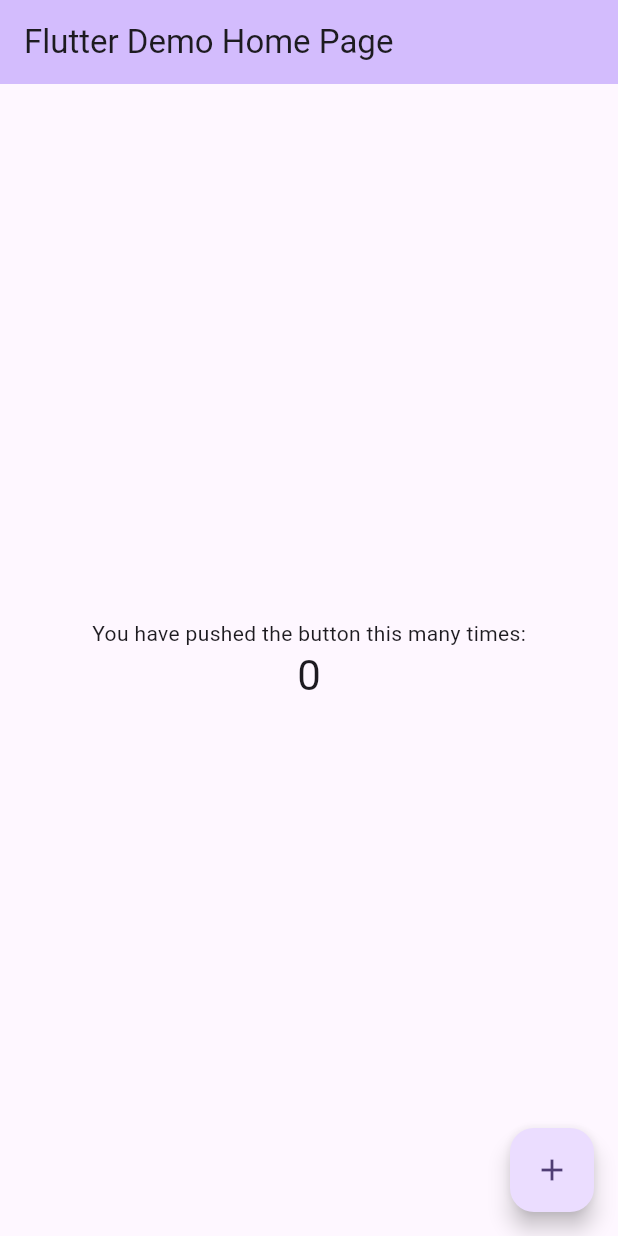
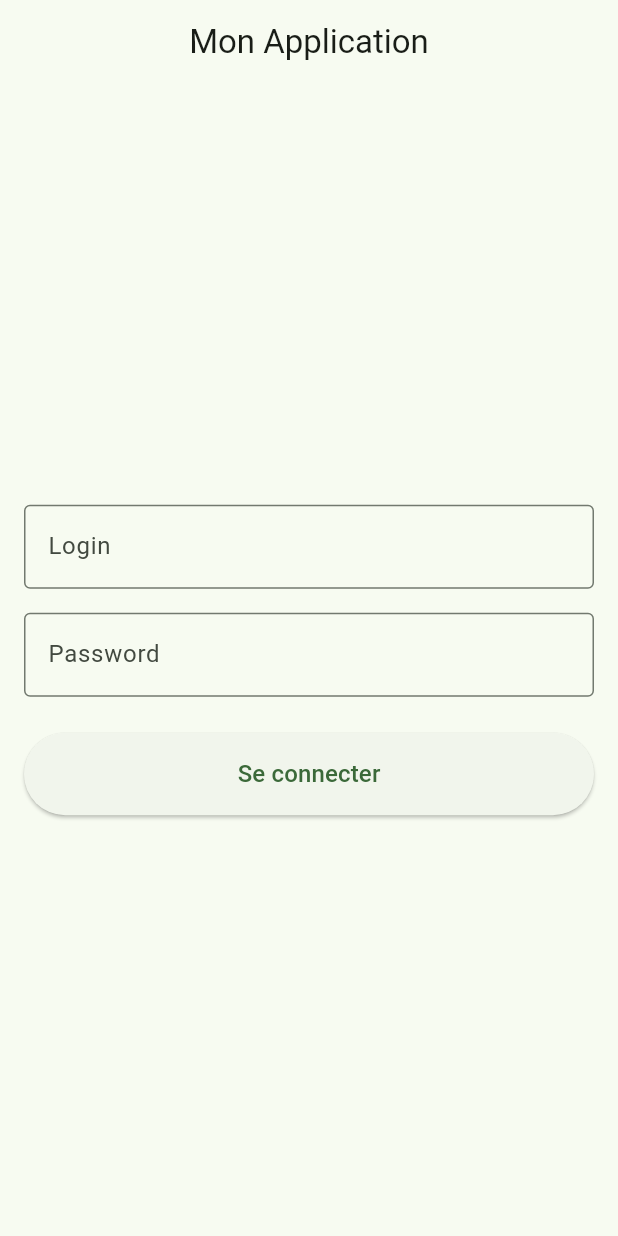
Before and after one commit to Amyine42/Vetement_IA, a Flutter app: the screen it shows after launch, on a phone screen of 412 x 824 dp. Run offline on Flutter 3.47's test engine with Material 3 defaults, Android fonts, the phone set to English and light mode, and no system bars; our stand-ins replace firebase_auth, firebase_core; accounts and stored records are empty.

Commit message:
création page login

```diff
--- a/lib/main.dart
+++ b/lib/main.dart
@@ -1,125 +1,32 @@
+import 'screens/home_page.dart';
+import 'package:firebase_core/firebase_core.dart';
 import 'package:flutter/material.dart';
+import 'screens/login_page.dart';
+import 'firebase_options.dart';
 
-void main() {
+void main() async{
+  WidgetsFlutterBinding.ensureInitialized();
+  await Firebase.initializeApp(options: DefaultFirebaseOptions.currentPlatform,);
   runApp(const MyApp());
 }
 
 class MyApp extends StatelessWidget {
   const MyApp({super.key});
 
-  // This widget is the root of your application.
   @override
   Widget build(BuildContext context) {
     return MaterialApp(
-      title: 'Flutter Demo',
+      debugShowCheckedModeBanner: false,
+      title: 'Vetement IA',
       theme: ThemeData(
-        // This is the theme of your application.
-        //
-        // TRY THIS: Try running your application with "flutter run". You'll see
-        // the application has a purple toolbar. Then, without quitting the app,
-        // try changing the seedColor in the colorScheme below to Colors.green
-        // and then invoke "hot reload" (save your changes or press the "hot
-        // reload" button in a Flutter-supported IDE, or press "r" if you used
-        // the command line to start the app).
-        //
-        // Notice that the counter didn't reset back to zero; the application
-        // state is not lost during the reload. To reset the state, use hot
-        // restart instead.
-        //
-        // This works for code too, not just values: Most code changes can be
-        // tested with just a hot reload.
-        colorScheme: ColorScheme.fromSeed(seedColor: Colors.deepPurple),
+        colorScheme: ColorScheme.fromSeed(seedColor: Colors.green),
         useMaterial3: true,
       ),
-      home: const MyHomePage(title: 'Flutter Demo Home Page'),
+      routes: {
+        '/login': (context) =>  const LoginPage(),
+        '/home': (context) => const HomePage(), //const HomePage()
+      },
+      initialRoute: '/login',
     );
   }
 }
-
-class MyHomePage extends StatefulWidget {
-  const MyHomePage({super.key, required this.title});
-
-  // This widget is the home page of your application. It is stateful, meaning
-  // that it has a State object (defined below) that contains fields that affect
-  // how it looks.
-
-  // This class is the configuration for the state. It holds the values (in this
-  // case the title) provided by the parent (in this case the App widget) and
-  // used by the build method of the State. Fields in a Widget subclass are
-  // always marked "final".
-
-  final String title;
-
-  @override
-  State<MyHomePage> createState() => _MyHomePageState();
-}
-
-class _MyHomePageState extends State<MyHomePage> {
-  int _counter = 0;
-
-  void _incrementCounter() {
-    setState(() {
-      // This call to setState tells the Flutter framework that something has
-      // changed in this State, which causes it to rerun the build method below
-      // so that the display can reflect the updated values. If we changed
-      // _counter without calling setState(), then the build method would not be
-      // called again, and so nothing would appear to happen.
-      _counter++;
-    });
-  }
-
-  @override
-  Widget build(BuildContext context) {
-    // This method is rerun every time setState is called, for instance as done
-    // by the _incrementCounter method above.
-    //
-    // The Flutter framework has been optimized to make rerunning build methods
-    // fast, so that you can just rebuild anything that needs updating rather
-    // than having to individually change instances of widgets.
-    return Scaffold(
-      appBar: AppBar(
-        // TRY THIS: Try changing the color here to a specific color (to
-        // Colors.amber, perhaps?) and trigger a hot reload to see the AppBar
-        // change color while the other colors stay the same.
-        backgroundColor: Theme.of(context).colorScheme.inversePrimary,
-        // Here we take the value from the MyHomePage object that was created by
-        // the App.build method, and use it to set our appbar title.
-        title: Text(widget.title),
-      ),
-      body: Center(
-        // Center is a layout widget. It takes a single child and positions it
-        // in the middle of the parent.
-        child: Column(
-          // Column is also a layout widget. It takes a list of children and
-          // arranges them vertically. By default, it sizes itself to fit its
-          // children horizontally, and tries to be as tall as its parent.
-          //
-          // Column has various properties to control how it sizes itself and
-          // how it positions its children. Here we use mainAxisAlignment to
-          // center the children vertically; the main axis here is the vertical
-          // axis because Columns are vertical (the cross axis would be
-          // horizontal).
-          //
-          // TRY THIS: Invoke "debug painting" (choose the "Toggle Debug Paint"
-          // action in the IDE, or press "p" in the console), to see the
-          // wireframe for each widget.
-          mainAxisAlignment: MainAxisAlignment.center,
-          children: <Widget>[
-            const Text(
-              'You have pushed the button this many times:',
-            ),
-            Text(
-              '$_counter',
-              style: Theme.of(context).textTheme.headlineMedium,
-            ),
-          ],
-        ),
-      ),
-      floatingActionButton: FloatingActionButton(
-        onPressed: _incrementCounter,
-        tooltip: 'Increment',
-        child: const Icon(Icons.add),
-      ), // This trailing comma makes auto-formatting nicer for build methods.
-    );
-  }
-}
--- /dev/null
+++ b/lib/screens/login_page.dart
@@ -0,0 +1,114 @@
+import 'package:flutter/material.dart';
+
+class LoginPage extends StatefulWidget {
+  const LoginPage({Key? key}) : super(key: key);
+
+  @override
+  _LoginPageState createState() => _LoginPageState();
+}
+
+class _LoginPageState extends State<LoginPage> {
+  final _loginController = TextEditingController();
+  final _passwordController = TextEditingController();
+
+  void _handleLogin() async {
+    final login = _loginController.text;
+    final password = _passwordController.text;
+
+    // Simulation d'une vérification en base
+    try {
+      bool userExists = await checkUserInDatabase(login, password);
+
+      if (userExists) {
+        // Navigation vers la page suivante
+        Navigator.pushReplacement(
+          context,
+          MaterialPageRoute(builder: (context) => const NextPage()),
+        );
+      } else {
+        // Log dans la console si l'utilisateur n'existe pas
+        print('Utilisateur non trouvé: $login');
+      }
+    } catch (e) {
+      print('Erreur lors de la vérification: $e');
+    }
+  }
+
+  // Simulation de vérification en base de données
+  Future<bool> checkUserInDatabase(String login, String password) async {
+    // TODO: Implémenter la vraie vérification en base
+    await Future.delayed(const Duration(seconds: 1)); // Simulation de délai réseau
+    return login == "test" && password == "test";
+  }
+
+  @override
+  void dispose() {
+    _loginController.dispose();
+    _passwordController.dispose();
+    super.dispose();
+  }
+
+  @override
+  Widget build(BuildContext context) {
+    return Scaffold(
+      appBar: AppBar(
+        title: const Text('Mon Application'), // Critère #1: headerBar avec nom
+        centerTitle: true,
+      ),
+      body: Padding(
+        padding: const EdgeInsets.all(16.0),
+        child: Column(
+          mainAxisAlignment: MainAxisAlignment.center,
+          crossAxisAlignment: CrossAxisAlignment.stretch,
+          children: [
+            // Critère #2: Champ Login
+            TextField(
+              controller: _loginController,
+              decoration: const InputDecoration(
+                labelText: 'Login',
+                border: OutlineInputBorder(),
+              ),
+            ),
+            const SizedBox(height: 16),
+
+            // Critère #2 & #3: Champ Password obfusqué
+            TextField(
+              controller: _passwordController,
+              obscureText: true, // Critère #3: Password obfusqué
+              decoration: const InputDecoration(
+                labelText: 'Password',
+                border: OutlineInputBorder(),
+              ),
+            ),
+            const SizedBox(height: 24),
+
+            // Critère #4: Bouton "Se connecter"
+            ElevatedButton(
+              onPressed: _handleLogin, // Critère #5 & #6: Gestion de la connexion
+              style: ElevatedButton.styleFrom(
+                padding: const EdgeInsets.symmetric(vertical: 16),
+              ),
+              child: const Text(
+                'Se connecter',
+                style: TextStyle(fontSize: 16),
+              ),
+            ),
+          ],
+        ),
+      ),
+    );
+  }
+}
+
+// Page suivante (à remplacer par votre vraie page)
+class NextPage extends StatelessWidget {
+  const NextPage({Key? key}) : super(key: key);
+
+  @override
+  Widget build(BuildContext context) {
+    return Scaffold(
+      appBar: AppBar(title: const Text('Page Suivante')),
+      body: const Center(child: Text('Connexion réussie!')),
+    );
+  }
+}
```
Also changed, not shown: lib/screens/home_page.dart (added, +60 -0 lines), lib/services/AuthService.dart (added, +54 -0 lines), pubspec.yaml (+3 -4 lines), assets/images/photo_pro.jpeg (added), pubspec.lock, 5 other files.
